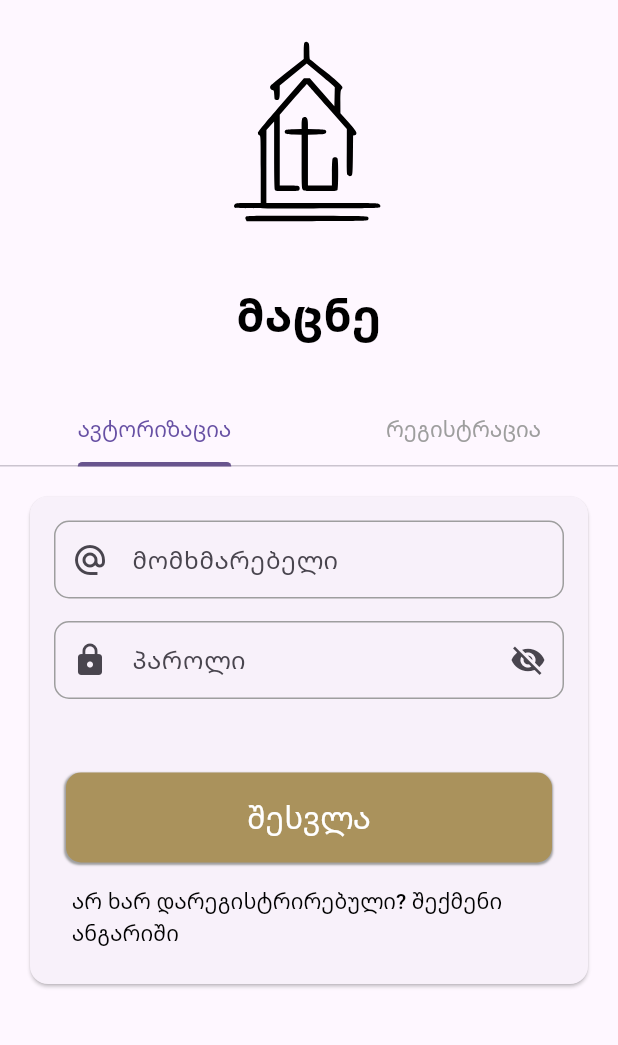
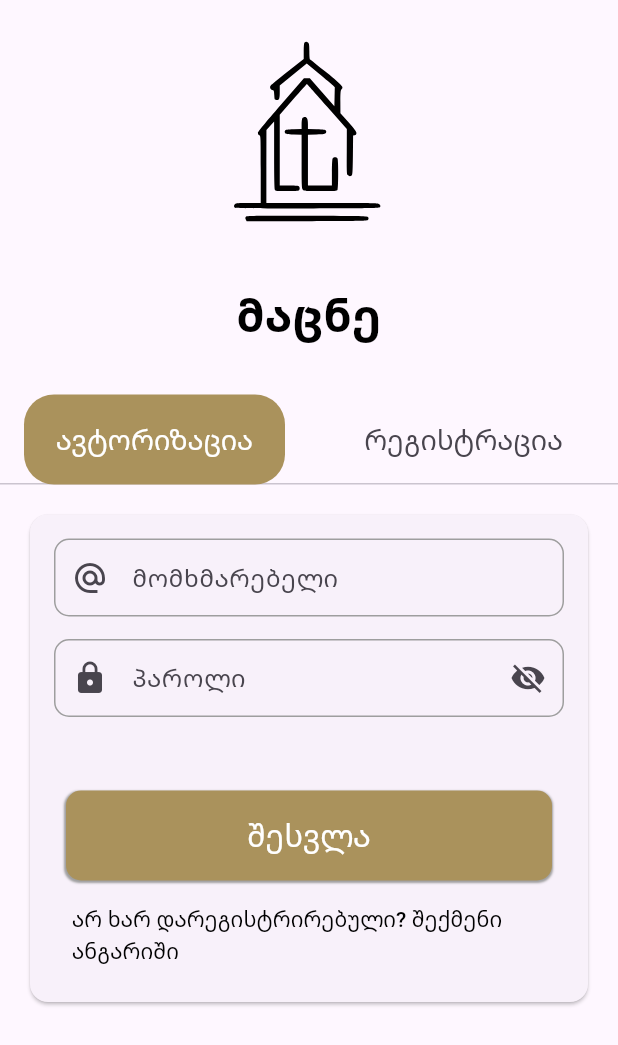
Before and after one commit to durdunela/church-app, a Flutter app: the screen it shows after launch, on a phone screen of 412 x 824 dp. Shown: the top 1045 px of the screen. Run offline on Flutter 3.47's test engine with Material 3 defaults, Android fonts, the phone set to English and light mode, and no system bars; our stand-ins replace flutter_svg.

```diff
--- a/church_application/lib/main.dart
+++ b/church_application/lib/main.dart
@@ -31,10 +31,7 @@ class MyApp extends StatelessWidget {
                   height: 140,
                 ),
               ),
-              PreferredSize(
-                preferredSize: const Size.fromHeight(60),
-                child: Container(
-                  child: const Center(
+              const Center(
                 child: Padding(
                   padding: EdgeInsets.symmetric(vertical: 16),
                   child: Text(
@@ -47,16 +44,40 @@ class MyApp extends StatelessWidget {
                   ),
                 ),
               ),
+              const SizedBox(height: 16),
+              Container(
+                height: 60,
+                child: TabBar(
+                  indicator: BoxDecoration(
+                    color: Color(0xFFAA925C),
+                    borderRadius: BorderRadius.circular(20),
+                    shape: BoxShape.rectangle,
+                  ),
+                  tabs: [
+                    Tab(
+                      child: Container(
+                        padding: const EdgeInsets.symmetric(vertical: 10.0),
+                        alignment: Alignment.center,
+                        child: const Text(
+                          'ავტორიზაცია',
+                          style: TextStyle(fontSize: 18.0),
                         ),
                       ),
-              const SizedBox(height: 16),
-              TabBar(
-                tabs: const [
-                  Tab(text: 'ავტორიზაცია'),
-                  Tab(text: 'რეგისტრაცია'),
+                    ),
+                    Tab(
+                      child: Container(
+                        padding: const EdgeInsets.symmetric(vertical: 10.0),
+                        alignment: Alignment.center,
+                        child: const Text(
+                          'რეგისტრაცია',
+                          style: TextStyle(fontSize: 18.0),
+                        ),
+                      ),
+                    ),
                   ],
-                labelColor: Theme.of(context).primaryColor,
-                unselectedLabelColor: Colors.grey,
+                  labelColor: Colors.white,
+                  indicatorWeight: 0,
+                ),
               ),
               Expanded(
                 child: Builder(
```
Lines whose indentation alone changed are shown as unchanged.
